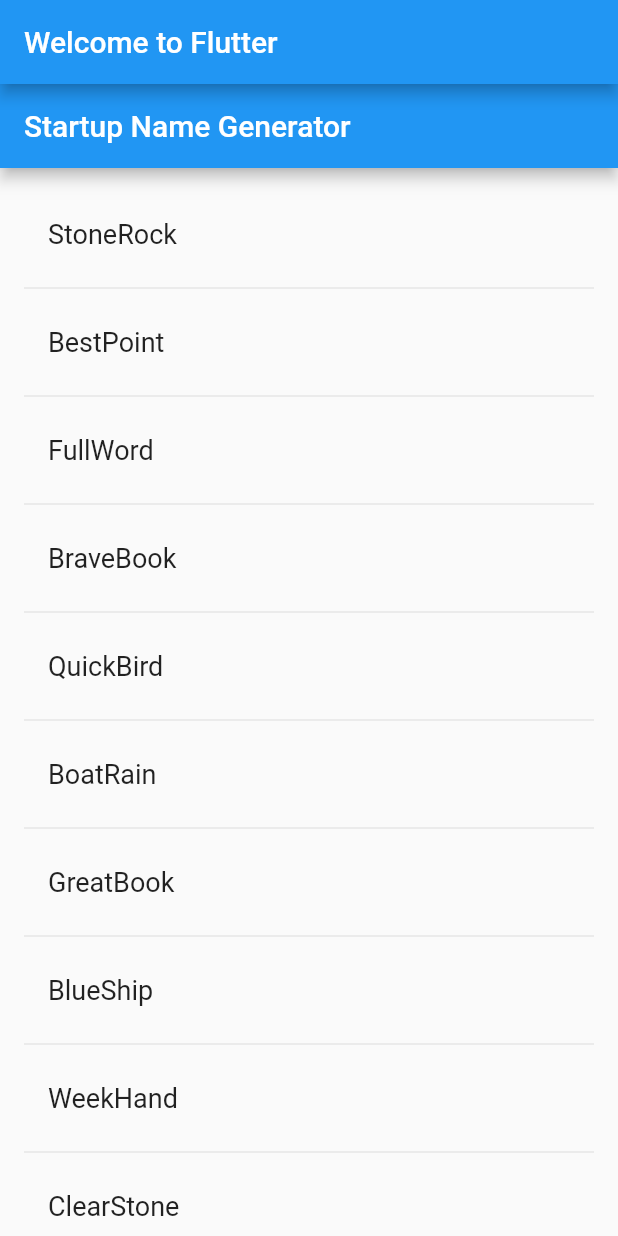
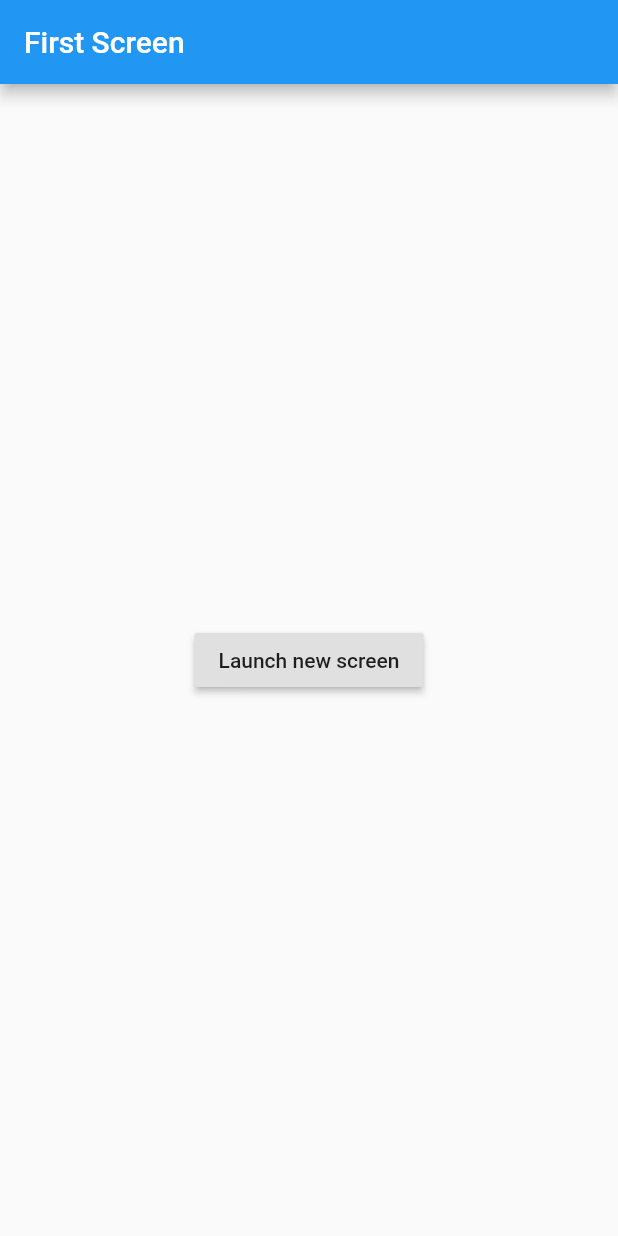
Before and after one commit to rabbitinhere/HelloFlutter, a Flutter app: the screen it shows after launch, on a phone screen of 412 x 824 dp. Run offline on Flutter 3.47's test engine with Material 2 defaults, Android fonts, the phone set to English and light mode, and no system bars.

Commit message:
提交一个测试多布局listview 性能的页面

```diff
--- a/lib/main.dart
+++ b/lib/main.dart
@@ -1,22 +1,43 @@
 import 'package:flutter/material.dart';
-import 'package:english_words/english_words.dart';
 
-void main() => runApp(MyApp());
+void main() {
+  runApp(new MaterialApp(
+    title: 'Navigation Basics',
+    home: new FirstScreen(),
+  ));
+}
 
-class MyApp extends StatelessWidget {
+class FirstScreen extends StatelessWidget {
   @override
   Widget build(BuildContext context) {
-    final wordPair = WordPair.random();
+    return new Scaffold(
+      appBar: new AppBar(
+        title: new Text('First Screen'),
+      ),
+      body: new Center(
+        child: new RaisedButton(
+          child: new Text('Launch new screen'),
+          onPressed: () {
+            Navigator.push(
+              context,
+              new MaterialPageRoute(builder: (context) => new SecondScreen()),
+            );
+          },
+        ),
+      ),
+    );
+  }
+}
 
-    return MaterialApp(
-      title: 'Welcome to Flutter',
-      home: Scaffold(
-        appBar: AppBar(
-          title: Text('Welcome to Flutter'),
-        ),
-        body: Center(
-          child: new RandomWords(),
-        ),
+class SecondScreen extends StatelessWidget {
+  @override
+  Widget build(BuildContext context) {
+    return new Scaffold(
+      appBar: new AppBar(
+        title: new Text("Second Screen"),
+      ),
+      body: new Center(
+          child: new RandomWords()
       ),
     );
   }
@@ -28,14 +49,12 @@ class RandomWords extends StatefulWidget {
 }
 
 class RandomWordsState extends State<RandomWords> {
-  final _suggestions = <WordPair>[];
+  final _suggestions = new List<String>.generate(200, (i) => "Item $i");
   final _biggerFont = const TextStyle(fontSize: 18.0);
+  final list = ["111 one", "222 two", "333 three", "444 four","111 one", "222 two", "333 three", "444 four","111 one", "222 two", "333 three", "444 four","111 one", "222 two", "333 three", "444 four"];
   @override
   Widget build(BuildContext context) {
     return new Scaffold (
-      appBar: new AppBar(
-        title: new Text('Startup Name Generator'),
-      ),
       body: _buildSuggestions(),
     );
   }
@@ -48,28 +67,38 @@ class RandomWordsState extends State<RandomWords> {
         // 在奇数行，该函数会添加一个分割线widget，来分隔相邻的词对。
         // 注意，在小屏幕上，分割线看起来可能比较吃力。
         itemBuilder: (context, i) {
-          // 在每一列之前，添加一个1像素高的分隔线widget
-          if (i.isOdd) return new Divider();
-
-          // 语法 "i ~/ 2" 表示i除以2，但返回值是整形（向下取整），比如i为：1, 2, 3, 4, 5
-          // 时，结果为0, 1, 1, 2, 2， 这可以计算出ListView中减去分隔线后的实际单词对数量
-          final index = i ~/ 2;
-          // 如果是建议列表中最后一个单词对
-          if (index >= _suggestions.length) {
-            // ...接着再生成10个单词对，然后添加到建议列表
-            _suggestions.addAll(generateWordPairs().take(10));
-          }
-          return _buildRow(_suggestions[index]);
+          return _buildRow(i, _suggestions[i]);
         }
     );
   }
 
-  Widget _buildRow(WordPair pair) {
+  Widget _buildRow(int i, String text) {
     return new ListTile(
-      title: new Text(
-        pair.asPascalCase,
-        style: _biggerFont,
+      title: new Row(children: <Widget>[
+        Text(i.toString()),
+        for(var item in list ) _containerText(item)
+
+      ],)
+    );
+  }
+
+  Widget _containerText(String text){
+    return Container(
+      margin: EdgeInsets.only(left: 5, top: 5),
+      //设置 child 居中
+      alignment: Alignment(0, 0),
+      // height: 50,
+      // width: 300,
+      //边框设置
+      decoration: new BoxDecoration(
+        //背景
+        color: Colors.white,
+        //设置四周圆角 角度
+        borderRadius: BorderRadius.all(Radius.circular(4.0)),
+        //设置四周边框
+        border: new Border.all(width: 1, color: Colors.red),
       ),
+      child: Column(children: <Widget>[Text(text),Text(text),Text(text),Text(text)],),
     );
   }
 }
--- a/pubspec.yaml
+++ b/pubspec.yaml
@@ -14,7 +14,7 @@ description: A new Flutter application.
 version: 1.0.0+1
 
 environment:
-  sdk: ">=2.1.0 <3.0.0"
+  sdk: ">=2.2.2 <3.0.0"
 
 dependencies:
   flutter:
```
